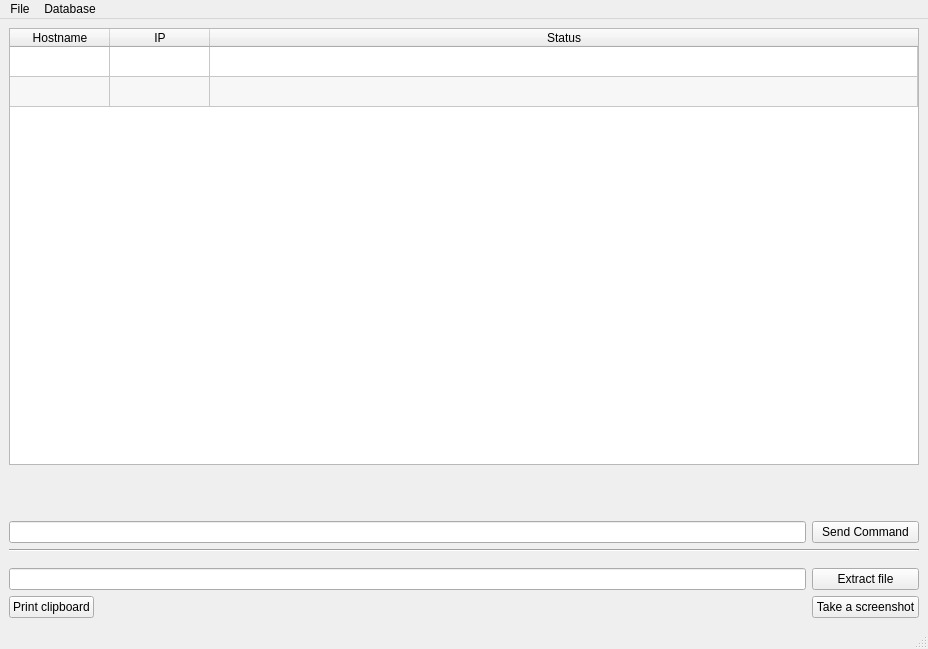
Fenrir-2/A-Serbian-Virus, file ServeurGUI/mainwindow.ui: the form before one commit.
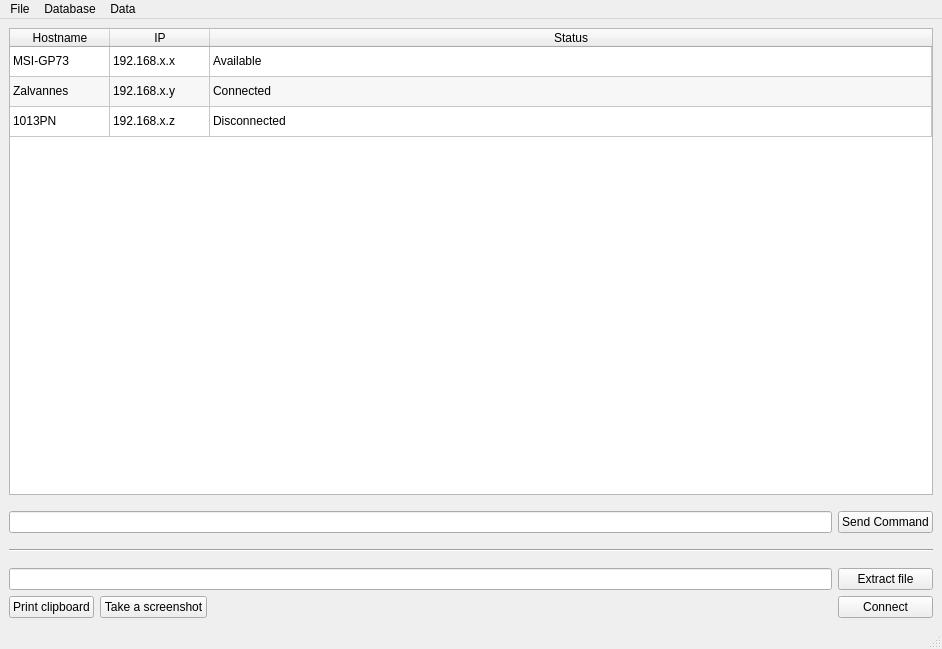
The form after the commit. Icons and pictures are not drawn.

What changed in the file:
```diff
--- a/ServeurGUI/mainwindow.ui
+++ b/ServeurGUI/mainwindow.ui
@@ -6,7 +6,7 @@
    <rect>
     <x>0</x>
     <y>0</y>
-    <width>928</width>
+    <width>942</width>
     <height>649</height>
    </rect>
   </property>
@@ -40,32 +40,44 @@
     <bool>true</bool>
    </property>
    <layout class="QGridLayout" name="gridLayout_2">
-    <item row="0" column="0">
+    <item row="0" column="1">
      <layout class="QGridLayout" name="gridLayout">
       <property name="sizeConstraint">
        <enum>QLayout::SetMinAndMaxSize</enum>
       </property>
       <item row="8" column="2">
-       <widget class="QPushButton" name="screenshotButton">
-        <property name="text">
-         <string>Take a screenshot</string>
+       <spacer name="horizontalSpacer">
+        <property name="orientation">
+         <enum>Qt::Horizontal</enum>
         </property>
-       </widget>
+        <property name="sizeHint" stdset="0">
+         <size>
+          <width>40</width>
+          <height>20</height>
+         </size>
+        </property>
+       </spacer>
       </item>
-      <item row="3" column="2">
+      <item row="3" column="3">
        <widget class="QPushButton" name="sendCmdButton">
         <property name="text">
          <string>Send Command</string>
         </property>
        </widget>
       </item>
-      <item row="8" column="0">
-       <widget class="QPushButton" name="clipboardButton">
+      <item row="7" column="3">
+       <widget class="QPushButton" name="extractButton">
         <property name="text">
-         <string>Print clipboard</string>
+         <string>Extract file</string>
+        </property>
+        <property name="shortcut">
+         <string>Ctrl+E</string>
         </property>
        </widget>
       </item>
+      <item row="3" column="0" colspan="3">
+       <widget class="QLineEdit" name="cmdLine"/>
+      </item>
       <item row="2" column="0">
        <spacer name="verticalSpacer_3">
         <property name="orientation">
@@ -82,45 +94,97 @@
         </property>
        </spacer>
       </item>
-      <item row="3" column="0" colspan="2">
-       <widget class="QLineEdit" name="lineEdit"/>
-      </item>
-      <item row="1" column="2">
-       <spacer name="verticalSpacer">
-        <property name="orientation">
-         <enum>Qt::Vertical</enum>
-        </property>
-        <property name="sizeType">
-         <enum>QSizePolicy::Ignored</enum>
-        </property>
-        <property name="sizeHint" stdset="0">
-         <size>
-          <width>20</width>
-          <height>40</height>
-         </size>
-        </property>
-       </spacer>
-      </item>
       <item row="8" column="1">
-       <spacer name="horizontalSpacer">
+       <widget class="QPushButton" name="screenshotButton">
+        <property name="text">
+         <string>Take a screenshot</string>
+        </property>
+        <property name="shortcut">
+         <string>Print</string>
+        </property>
+       </widget>
+      </item>
+      <item row="8" column="3">
+       <widget class="QPushButton" name="connectButton">
+        <property name="text">
+         <string>Connect</string>
+        </property>
+        <property name="shortcut">
+         <string>Ctrl+Shift+Return</string>
+        </property>
+       </widget>
+      </item>
+      <item row="4" column="0">
+       <spacer name="verticalSpacer_4">
+        <property name="orientation">
+         <enum>Qt::Vertical</enum>
+        </property>
+        <property name="sizeType">
+         <enum>QSizePolicy::Maximum</enum>
+        </property>
+        <property name="sizeHint" stdset="0">
+         <size>
+          <width>20</width>
+          <height>10</height>
+         </size>
+        </property>
+       </spacer>
+      </item>
+      <item row="8" column="0">
+       <widget class="QPushButton" name="clipboardButton">
+        <property name="text">
+         <string>Print clipboard</string>
+        </property>
+        <property name="shortcut">
+         <string>Ctrl+P</string>
+        </property>
+       </widget>
+      </item>
+      <item row="5" column="0" colspan="4">
+       <widget class="Line" name="line">
         <property name="orientation">
          <enum>Qt::Horizontal</enum>
         </property>
+       </widget>
+      </item>
+      <item row="7" column="0" colspan="3">
+       <widget class="QLineEdit" name="fileLine"/>
+      </item>
+      <item row="6" column="0">
+       <spacer name="verticalSpacer_2">
+        <property name="orientation">
+         <enum>Qt::Vertical</enum>
+        </property>
+        <property name="sizeType">
+         <enum>QSizePolicy::Maximum</enum>
+        </property>
         <property name="sizeHint" stdset="0">
          <size>
-          <width>40</width>
-          <height>20</height>
+          <width>20</width>
+          <height>10</height>
          </size>
         </property>
        </spacer>
       </item>
-      <item row="0" column="0" colspan="3">
+      <item row="0" column="0" colspan="4">
        <widget class="QTableWidget" name="tableWidget">
+        <property name="toolTip">
+         <string>Select a target machine</string>
+        </property>
+        <property name="autoFillBackground">
+         <bool>false</bool>
+        </property>
+        <property name="sizeAdjustPolicy">
+         <enum>QAbstractScrollArea::AdjustToContents</enum>
+        </property>
+        <property name="editTriggers">
+         <set>QAbstractItemView::NoEditTriggers</set>
+        </property>
         <property name="alternatingRowColors">
          <bool>true</bool>
         </property>
         <property name="rowCount">
-         <number>2</number>
+         <number>3</number>
         </property>
         <property name="columnCount">
          <number>3</number>
@@ -134,12 +198,27 @@
         <attribute name="verticalHeaderVisible">
          <bool>false</bool>
         </attribute>
+        <attribute name="verticalHeaderCascadingSectionResizes">
+         <bool>true</bool>
+        </attribute>
+        <attribute name="verticalHeaderHighlightSections">
+         <bool>true</bool>
+        </attribute>
+        <attribute name="verticalHeaderStretchLastSection">
+         <bool>false</bool>
+        </attribute>
+        <row/>
         <row/>
         <row/>
         <column>
          <property name="text">
           <string>Hostname</string>
          </property>
+         <property name="font">
+          <font>
+           <strikeout>false</strikeout>
+          </font>
+         </property>
         </column>
         <column>
          <property name="text">
@@ -151,39 +230,56 @@
           <string>Status</string>
          </property>
         </column>
-       </widget>
-      </item>
-      <item row="7" column="0" colspan="2">
-       <widget class="QLineEdit" name="fileLine"/>
-      </item>
-      <item row="7" column="2">
-       <widget class="QPushButton" name="extractButton">
-        <property name="text">
-         <string>Extract file</string>
-        </property>
-       </widget>
-      </item>
-      <item row="5" column="0">
-       <spacer name="verticalSpacer_2">
-        <property name="orientation">
-         <enum>Qt::Vertical</enum>
-        </property>
-        <property name="sizeType">
-         <enum>QSizePolicy::Maximum</enum>
-        </property>
-        <property name="sizeHint" stdset="0">
-         <size>
-          <width>20</width>
-          <height>10</height>
-         </size>
-        </property>
-       </spacer>
-      </item>
-      <item row="4" column="0" colspan="3">
-       <widget class="Line" name="line">
-        <property name="orientation">
-         <enum>Qt::Horizontal</enum>
-        </property>
+        <item row="0" column="0">
+         <property name="text">
+          <string>MSI-GP73</string>
+         </property>
+         <property name="font">
+          <font>
+           <strikeout>false</strikeout>
+          </font>
+         </property>
+        </item>
+        <item row="0" column="1">
+         <property name="text">
+          <string>192.168.x.x</string>
+         </property>
+        </item>
+        <item row="0" column="2">
+         <property name="text">
+          <string>Available</string>
+         </property>
+        </item>
+        <item row="1" column="0">
+         <property name="text">
+          <string>Zalvannes</string>
+         </property>
+        </item>
+        <item row="1" column="1">
+         <property name="text">
+          <string>192.168.x.y</string>
+         </property>
+        </item>
+        <item row="1" column="2">
+         <property name="text">
+          <string>Connected</string>
+         </property>
+        </item>
+        <item row="2" column="0">
+         <property name="text">
+          <string>1013PN</string>
+         </property>
+        </item>
+        <item row="2" column="1">
+         <property name="text">
+          <string>192.168.x.z</string>
+         </property>
+        </item>
+        <item row="2" column="2">
+         <property name="text">
+          <string>Disconnected</string>
+         </property>
+        </item>
        </widget>
       </item>
      </layout>
@@ -195,7 +291,7 @@
     <rect>
      <x>0</x>
      <y>0</y>
-     <width>928</width>
+     <width>942</width>
      <height>20</height>
     </rect>
    </property>
@@ -215,10 +311,23 @@
     <addaction name="separator"/>
     <addaction name="actionLoad"/>
    </widget>
+   <widget class="QMenu" name="menuData">
+    <property name="title">
+     <string>Data</string>
+    </property>
+    <addaction name="actionAdd_new_target"/>
+    <addaction name="separator"/>
+    <addaction name="actionRemove"/>
+   </widget>
    <addaction name="menuServer"/>
    <addaction name="menuDatabase"/>
+   <addaction name="menuData"/>
   </widget>
-  <widget class="QStatusBar" name="statusbar"/>
+  <widget class="QStatusBar" name="statusbar">
+   <property name="sizeGripEnabled">
+    <bool>true</bool>
+   </property>
+  </widget>
   <action name="actionHelp">
    <property name="text">
     <string>Help</string>
```
Left out of the diff: 25 changed lines with no effect on the pictures.
